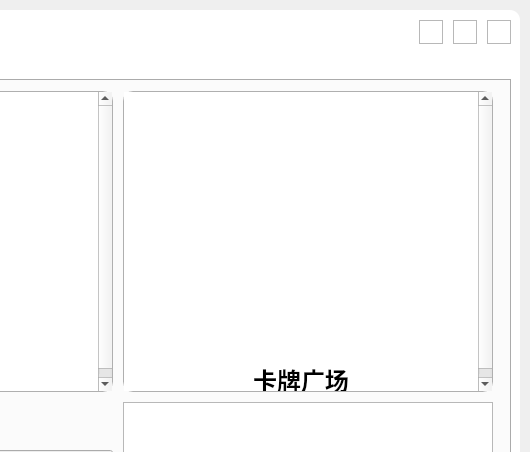
Old version of the form visualizationSrc/qtUI/mainInterFace.ui in the repository NWYLZW/A-Language-IDE; both pictures show x 670 to 1200 and y 0 to 452 of the 1200 by 740 pixel window.
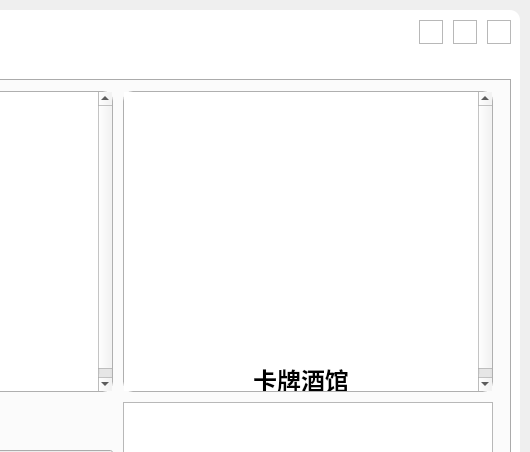
New version of the form. Icons and pictures are not drawn.

Diff of the .ui file:
```diff
--- a/visualizationSrc/qtUI/mainInterFace.ui
+++ b/visualizationSrc/qtUI/mainInterFace.ui
@@ -485,7 +485,7 @@
 &lt;p align=&quot;center&quot; style=&quot;-qt-paragraph-type:empty; margin-top:0px; margin-bottom:0px; margin-left:0px; margin-right:0px; -qt-block-indent:0; text-indent:0px; font-size:18pt; font-weight:600;&quot;&gt;&lt;br /&gt;&lt;/p&gt;
 &lt;p align=&quot;center&quot; style=&quot;-qt-paragraph-type:empty; margin-top:0px; margin-bottom:0px; margin-left:0px; margin-right:0px; -qt-block-indent:0; text-indent:0px; font-size:18pt; font-weight:600;&quot;&gt;&lt;br /&gt;&lt;/p&gt;
 &lt;p align=&quot;center&quot; style=&quot;-qt-paragraph-type:empty; margin-top:0px; margin-bottom:0px; margin-left:0px; margin-right:0px; -qt-block-indent:0; text-indent:0px; font-size:18pt; font-weight:600;&quot;&gt;&lt;br /&gt;&lt;/p&gt;
-&lt;p align=&quot;center&quot; style=&quot; margin-top:0px; margin-bottom:0px; margin-left:0px; margin-right:0px; -qt-block-indent:0; text-indent:0px;&quot;&gt;&lt;span style=&quot; font-size:18pt; font-weight:600;&quot;&gt;卡牌广场&lt;/span&gt;&lt;/p&gt;&lt;/body&gt;&lt;/html&gt;</string>
+&lt;p align=&quot;center&quot; style=&quot; margin-top:0px; margin-bottom:0px; margin-left:0px; margin-right:0px; -qt-block-indent:0; text-indent:0px;&quot;&gt;&lt;span style=&quot; font-size:18pt; font-weight:600;&quot;&gt;卡牌酒馆&lt;/span&gt;&lt;/p&gt;&lt;/body&gt;&lt;/html&gt;</string>
             </property>
            </widget>
           </item>
```
Left out of the diff: 2 changed lines with no effect on the pictures.
